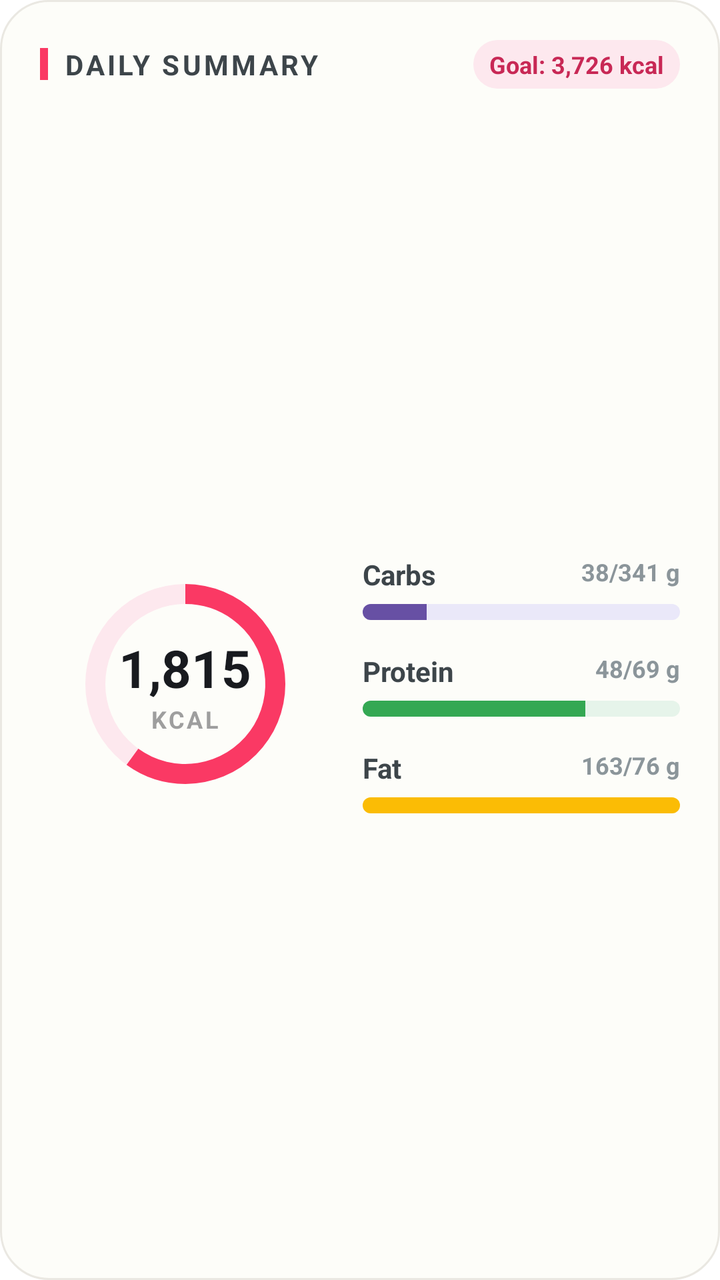
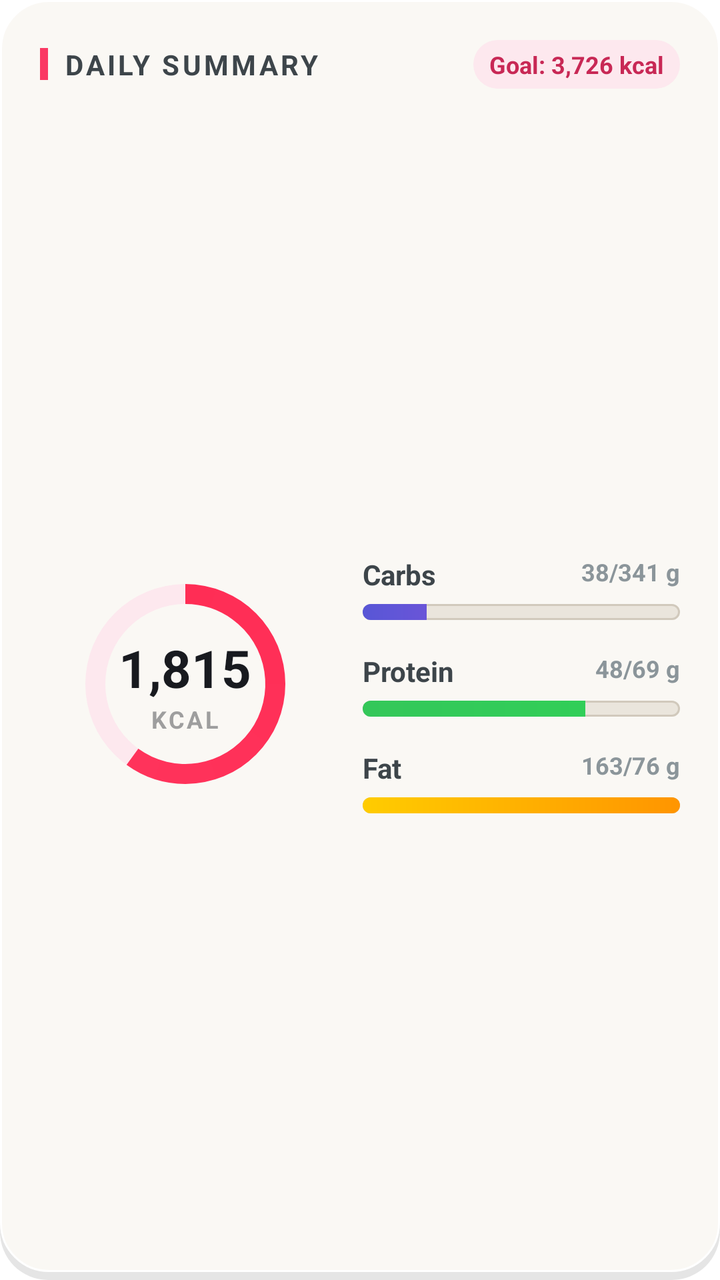

Before-and-after screenshots of an Android layout around one commit, followed by the original layout XML and the change that was made.
<!-- AndroidManifest.xml: fallback theme Theme.MaterialComponents.DayNight.NoActionBar -->
<!-- res/layout/widget_layout.xml -->
<?xml version="1.0" encoding="utf-8"?>
<RelativeLayout xmlns:android="http://schemas.android.com/apk/res/android"
    android:layout_width="match_parent"
    android:layout_height="match_parent"
    android:background="@drawable/widget_bg"
    android:padding="20dp">

    
    <RelativeLayout
        android:id="@+id/header_layout"
        android:layout_width="match_parent"
        android:layout_height="wrap_content">

        <LinearLayout
            android:layout_width="wrap_content"
            android:layout_height="wrap_content"
            android:layout_centerVertical="true"
            android:layout_alignParentStart="true"
            android:orientation="horizontal"
            android:gravity="center_vertical">

            <FrameLayout
                android:layout_width="4dp"
                android:layout_height="16dp"
                android:background="#FA3964" />

            <TextView
                android:layout_width="wrap_content"
                android:layout_height="wrap_content"
                android:layout_marginStart="8dp"
                android:text="DAILY SUMMARY"
                android:textColor="#3D454A"
                android:textSize="14sp"
                android:textStyle="bold"
                android:letterSpacing="0.1" />
        </LinearLayout>

        <TextView
            android:id="@+id/tv_goal"
            android:layout_width="wrap_content"
            android:layout_height="wrap_content"
            android:layout_alignParentEnd="true"
            android:layout_centerVertical="true"
            android:background="@drawable/bg_pill"
            android:text="Goal: 3,726 kcal"
            android:textColor="#C82855"
            android:textSize="12sp"
            android:textStyle="bold" />
    </RelativeLayout>

    
    <LinearLayout
        android:layout_width="match_parent"
        android:layout_height="match_parent"
        android:layout_below="@id/header_layout"
        android:layout_marginTop="20dp"
        android:baselineAligned="false"
        android:orientation="horizontal">

        
        <RelativeLayout
            android:layout_width="0dp"
            android:layout_height="match_parent"
            android:layout_weight="1"
            android:gravity="center">

            <ProgressBar
                android:id="@+id/pb_calories"
                style="?android:attr/progressBarStyleHorizontal"
                android:layout_width="120dp"
                android:layout_height="120dp"
                android:indeterminate="false"
                android:max="100"
                android:progress="60"
                android:progressDrawable="@drawable/pb_cal"
                android:layout_centerInParent="true" />

            <LinearLayout
                android:layout_width="wrap_content"
                android:layout_height="wrap_content"
                android:layout_centerInParent="true"
                android:gravity="center"
                android:orientation="vertical">

                <TextView
                    android:id="@+id/tv_cal_consumed"
                    android:layout_width="wrap_content"
                    android:layout_height="wrap_content"
                    android:text="1,815"
                    android:textColor="#181A1F"
                    android:textSize="26sp"
                    android:textStyle="bold" />

                <TextView
                    android:layout_width="wrap_content"
                    android:layout_height="wrap_content"
                    android:text="KCAL"
                    android:textColor="#9E9E9E"
                    android:textSize="12sp"
                    android:textStyle="bold"
                    android:letterSpacing="0.1" />
            </LinearLayout>
        </RelativeLayout>

        
        <LinearLayout
            android:layout_width="0dp"
            android:layout_height="match_parent"
            android:layout_weight="1.2"
            android:gravity="center_vertical"
            android:orientation="vertical"
            android:paddingStart="16dp">

            
            <RelativeLayout
                android:layout_width="match_parent"
                android:layout_height="wrap_content"
                android:layout_marginBottom="16dp">

                <TextView
                    android:layout_width="wrap_content"
                    android:layout_height="wrap_content"
                    android:layout_alignParentStart="true"
                    android:text="Carbs"
                    android:textColor="#3D454A"
                    android:textSize="14sp"
                    android:textStyle="bold" />

                <TextView
                    android:id="@+id/tv_carbs"
                    android:layout_width="wrap_content"
                    android:layout_height="wrap_content"
                    android:layout_alignParentEnd="true"
                    android:text="38/341 g"
                    android:textColor="#8B959A"
                    android:textSize="12sp"
                    android:textStyle="bold" />

                <ProgressBar
                    android:id="@+id/pb_carbs_bar"
                    style="?android:attr/progressBarStyleHorizontal"
                    android:layout_width="match_parent"
                    android:layout_height="8dp"
                    android:layout_below="@+id/tv_carbs"
                    android:layout_marginTop="8dp"
                    android:indeterminate="false"
                    android:max="100"
                    android:progress="20"
                    android:progressDrawable="@drawable/pb_carbs" />
            </RelativeLayout>

            
            <RelativeLayout
                android:layout_width="match_parent"
                android:layout_height="wrap_content"
                android:layout_marginBottom="16dp">

                <TextView
                    android:layout_width="wrap_content"
                    android:layout_height="wrap_content"
                    android:layout_alignParentStart="true"
                    android:text="Protein"
                    android:textColor="#3D454A"
                    android:textSize="14sp"
                    android:textStyle="bold" />

                <TextView
                    android:id="@+id/tv_protein"
                    android:layout_width="wrap_content"
                    android:layout_height="wrap_content"
                    android:layout_alignParentEnd="true"
                    android:text="48/69 g"
                    android:textColor="#8B959A"
                    android:textSize="12sp"
                    android:textStyle="bold" />

                <ProgressBar
                    android:id="@+id/pb_protein_bar"
                    style="?android:attr/progressBarStyleHorizontal"
                    android:layout_width="match_parent"
                    android:layout_height="8dp"
                    android:layout_below="@+id/tv_protein"
                    android:layout_marginTop="8dp"
                    android:indeterminate="false"
                    android:max="100"
                    android:progress="70"
                    android:progressDrawable="@drawable/pb_protein" />
            </RelativeLayout>

            
            <RelativeLayout
                android:layout_width="match_parent"
                android:layout_height="wrap_content">

                <TextView
                    android:layout_width="wrap_content"
                    android:layout_height="wrap_content"
                    android:layout_alignParentStart="true"
                    android:text="Fat"
                    android:textColor="#3D454A"
                    android:textSize="14sp"
                    android:textStyle="bold" />

                <TextView
                    android:id="@+id/tv_fat"
                    android:layout_width="wrap_content"
                    android:layout_height="wrap_content"
                    android:layout_alignParentEnd="true"
                    android:text="163/76 g"
                    android:textColor="#8B959A"
                    android:textSize="12sp"
                    android:textStyle="bold" />

                <ProgressBar
                    android:id="@+id/pb_fat_bar"
                    style="?android:attr/progressBarStyleHorizontal"
                    android:layout_width="match_parent"
                    android:layout_height="8dp"
                    android:layout_below="@+id/tv_fat"
                    android:layout_marginTop="8dp"
                    android:indeterminate="false"
                    android:max="100"
                    android:progress="100"
                    android:progressDrawable="@drawable/pb_fat" />
            </RelativeLayout>

        </LinearLayout>
    </LinearLayout>

</RelativeLayout>
<!-- resources referenced by this layout -->
<resources>
  <!-- drawable pb_cal (drawable) -->
  <?xml version="1.0" encoding="utf-8"?>
  <layer-list xmlns:android="http://schemas.android.com/apk/res/android">
      <item android:id="@android:id/background">
          <shape
              android:shape="ring"
              android:innerRadiusRatio="3"
              android:thicknessRatio="12"
              android:useLevel="false">
              <solid android:color="#FDE8EE" />
          </shape>
      </item>
      <item android:id="@android:id/progress">
          <rotate
              android:fromDegrees="270"
              android:toDegrees="270">
              <shape
                  android:shape="ring"
                  android:innerRadiusRatio="3"
                  android:thicknessRatio="12"
                  android:useLevel="true">
                  <solid android:color="#FA3964" />
              </shape>
          </rotate>
      </item>
  </layer-list>
  <!-- drawable pb_carbs (drawable) -->
  <?xml version="1.0" encoding="utf-8"?>
  <layer-list xmlns:android="http://schemas.android.com/apk/res/android">
      <item android:id="@android:id/background">
          <shape>
              <corners android:radius="8dp" />
              <solid android:color="#EAE8F9" />
          </shape>
      </item>
      <item android:id="@android:id/progress">
          <clip>
              <shape>
                  <corners android:radius="8dp" />
                  <solid android:color="#6750A4" />
              </shape>
          </clip>
      </item>
  </layer-list>
  <!-- drawable pb_fat (drawable) -->
  <?xml version="1.0" encoding="utf-8"?>
  <layer-list xmlns:android="http://schemas.android.com/apk/res/android">
      <item android:id="@android:id/background">
          <shape>
              <corners android:radius="8dp" />
              <solid android:color="#FFF3E0" />
          </shape>
      </item>
      <item android:id="@android:id/progress">
          <clip>
              <shape>
                  <corners android:radius="8dp" />
                  <solid android:color="#FBBC05" />
              </shape>
          </clip>
      </item>
  </layer-list>
  <!-- drawable pb_protein (drawable) -->
  <?xml version="1.0" encoding="utf-8"?>
  <layer-list xmlns:android="http://schemas.android.com/apk/res/android">
      <item android:id="@android:id/background">
          <shape>
              <corners android:radius="8dp" />
              <solid android:color="#E6F4EA" />
          </shape>
      </item>
      <item android:id="@android:id/progress">
          <clip>
              <shape>
                  <corners android:radius="8dp" />
                  <solid android:color="#34A853" />
              </shape>
          </clip>
      </item>
  </layer-list>
  <!-- drawable widget_bg (drawable) -->
  <?xml version="1.0" encoding="utf-8"?>
  <shape xmlns:android="http://schemas.android.com/apk/res/android"
      android:shape="rectangle">
      <solid android:color="#FDFDF9" />
      <corners android:radius="24dp" />
      <stroke android:width="1dp" android:color="#EAE8E2" />
  </shape>
  <!-- unchanged entries left out for length: 1 -->
</resources>

<!-- the commit's change to res/layout/widget_layout.xml (unified diff, before → after) -->
@@ -2,7 +2,7 @@
 <RelativeLayout xmlns:android="http://schemas.android.com/apk/res/android"
     android:layout_width="match_parent"
     android:layout_height="match_parent"
-    android:background="@drawable/widget_bg"
+    android:background="@drawable/widget_bg_skeuomorphic"
     android:padding="20dp">
 
     
<!-- resource entries referenced after the edit -->
@@ -21,7 +21,10 @@
                   android:innerRadiusRatio="3"
                   android:thicknessRatio="12"
                   android:useLevel="true">
-                  <solid android:color="#FA3964" />
+                  <gradient
+                      android:startColor="#FF2D55"
+                      android:endColor="#FF375F"
+                      android:type="sweep" />
               </shape>
           </rotate>
       </item>
@@ -29,17 +32,15 @@
   <!-- drawable pb_carbs (drawable) -->
   <?xml version="1.0" encoding="utf-8"?>
   <layer-list xmlns:android="http://schemas.android.com/apk/res/android">
-      <item android:id="@android:id/background">
-          <shape>
-              <corners android:radius="8dp" />
-              <solid android:color="#EAE8F9" />
-          </shape>
-      </item>
+      <item android:id="@android:id/background" android:drawable="@drawable/progress_bg_inset" />
       <item android:id="@android:id/progress">
           <clip>
               <shape>
                   <corners android:radius="8dp" />
-                  <solid android:color="#6750A4" />
+                  <gradient
+                      android:startColor="#5856D6"
+                      android:endColor="#AF52DE"
+                      android:angle="0" />
               </shape>
           </clip>
       </item>
@@ -47,17 +48,15 @@
   <!-- drawable pb_fat (drawable) -->
   <?xml version="1.0" encoding="utf-8"?>
   <layer-list xmlns:android="http://schemas.android.com/apk/res/android">
-      <item android:id="@android:id/background">
-          <shape>
-              <corners android:radius="8dp" />
-              <solid android:color="#FFF3E0" />
-          </shape>
-      </item>
+      <item android:id="@android:id/background" android:drawable="@drawable/progress_bg_inset" />
       <item android:id="@android:id/progress">
           <clip>
               <shape>
                   <corners android:radius="8dp" />
-                  <solid android:color="#FBBC05" />
+                  <gradient
+                      android:startColor="#FFCC00"
+                      android:endColor="#FF9500"
+                      android:angle="0" />
               </shape>
           </clip>
       </item>
@@ -65,29 +64,57 @@
   <!-- drawable pb_protein (drawable) -->
   <?xml version="1.0" encoding="utf-8"?>
   <layer-list xmlns:android="http://schemas.android.com/apk/res/android">
-      <item android:id="@android:id/background">
-          <shape>
-              <corners android:radius="8dp" />
-              <solid android:color="#E6F4EA" />
-          </shape>
-      </item>
+      <item android:id="@android:id/background" android:drawable="@drawable/progress_bg_inset" />
       <item android:id="@android:id/progress">
           <clip>
               <shape>
                   <corners android:radius="8dp" />
-                  <solid android:color="#34A853" />
+                  <gradient
+                      android:startColor="#34C759"
+                      android:endColor="#30D158"
+                      android:angle="0" />
               </shape>
           </clip>
       </item>
   </layer-list>
-  <!-- drawable widget_bg (drawable) -->
+  <!-- drawable widget_bg_skeuomorphic (drawable) -->
   <?xml version="1.0" encoding="utf-8"?>
-  <shape xmlns:android="http://schemas.android.com/apk/res/android"
-      android:shape="rectangle">
-      <solid android:color="#FDFDF9" />
-      <corners android:radius="24dp" />
-      <stroke android:width="1dp" android:color="#EAE8E2" />
-  </shape>
+  <layer-list xmlns:android="http://schemas.android.com/apk/res/android">
+      
+      <item
+          android:top="4dp"
+          android:right="0dp"
+          android:left="0dp"
+          android:bottom="0dp">
+          <shape android:shape="rectangle">
+              <corners android:radius="24dp" />
+              <solid android:color="#1A000000" />
+          </shape>
+      </item>
+      
+      
+      <item
+          android:bottom="4dp">
+          <shape android:shape="rectangle">
+              <corners android:radius="24dp" />
+              
+              <solid android:color="#FAF8F4" />
+              
+              <stroke android:width="1dp" android:color="#FFFFFF" />
+          </shape>
+      </item>
+  </layer-list>
+  <!-- drawable progress_bg_inset (drawable) -->
+  <?xml version="1.0" encoding="utf-8"?>
+  <layer-list xmlns:android="http://schemas.android.com/apk/res/android">
+      <item>
+          <shape android:shape="rectangle">
+              <corners android:radius="8dp" />
+              <solid android:color="#EAE5DC" /> 
+              <stroke android:width="1dp" android:color="#D1C9BC" /> 
+          </shape>
+      </item>
+  </layer-list>
   <!-- unchanged entries left out for length: 1 -->
 </resources>
 
